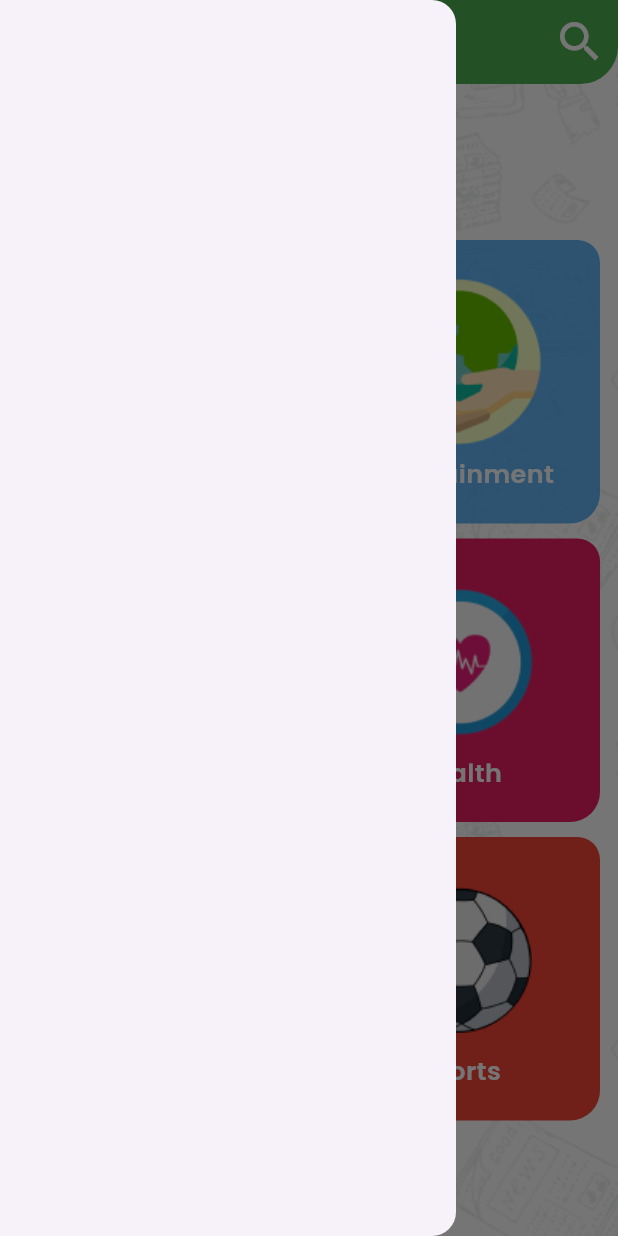
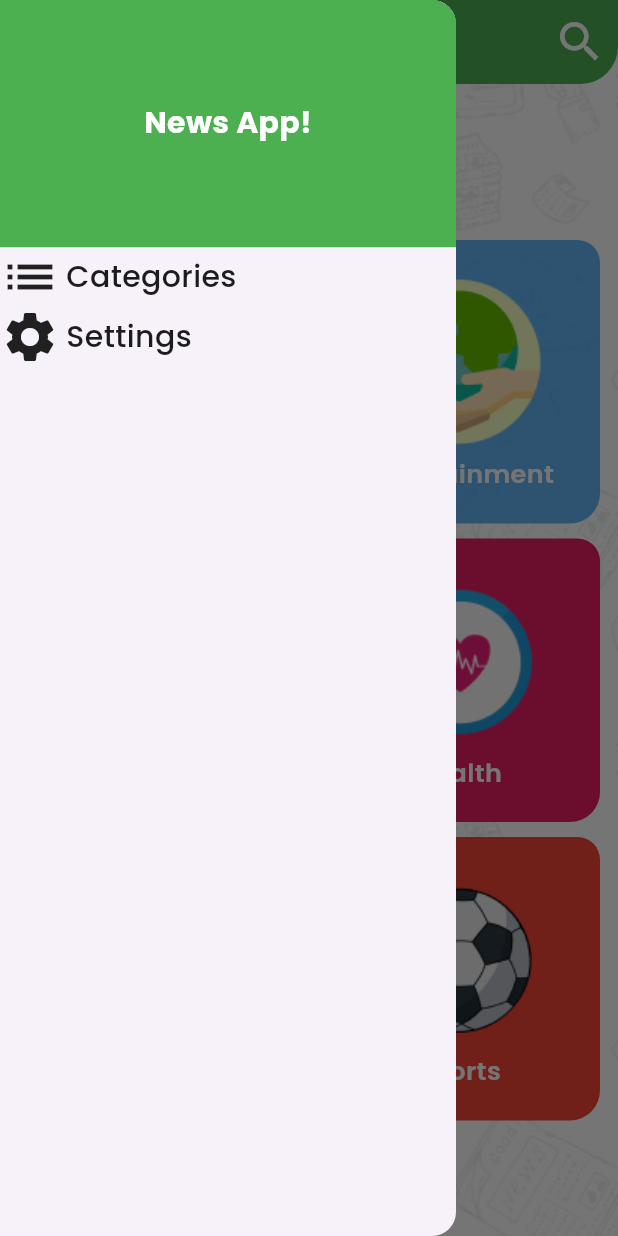
Before and after one commit to youssefemadeldn/news_app, a Flutter app: the screen it shows after launch, with the side drawer open, on a phone screen of 412 x 824 dp. Run offline on Flutter 3.47's test engine with Material 3 defaults, Android fonts, the phone set to English and light mode, and no system bars; our stand-ins replace cached_network_image, google_fonts.

Commit message:
finish drawer

```diff
--- a/lib/views/home_view.dart
+++ b/lib/views/home_view.dart
@@ -2,6 +2,7 @@ import 'package:flutter/material.dart';
 import 'package:news_app/apis/api.dart';
 import 'package:news_app/widgets/category_fragment.dart';
 import 'package:news_app/widgets/display_news.dart';
+import 'package:news_app/widgets/home_drawer.dart';
 import 'package:news_app/widgets/tab_widget.dart';
 
 class HomPage extends StatefulWidget {
@@ -30,7 +31,7 @@ class _HomPageState extends State<HomPage> {
       ),
       child: Scaffold(
         backgroundColor: Colors.transparent,
-        drawer: Drawer(),
+        drawer: HomeDrawer(),
         appBar: AppBar(
           centerTitle: true,
           actions: [
@@ -69,6 +70,7 @@ class _HomPageState extends State<HomPage> {
 
 
 
+
 /*
 
  FutureBuilder(
--- /dev/null
+++ b/lib/widgets/home_drawer.dart
@@ -0,0 +1,76 @@
+import 'package:flutter/material.dart';
+import 'package:google_fonts/google_fonts.dart';
+
+class HomeDrawer extends StatelessWidget {
+  const HomeDrawer({
+    super.key,
+  });
+
+  @override
+  Widget build(BuildContext context) {
+    return Drawer(
+      child: Container(
+        child: Column(
+          children: [
+            Container(
+              alignment: Alignment.center,
+              width: double.infinity,
+              height: MediaQuery.of(context).size.height * .2,
+              color: Colors.green,
+              child: Text(
+                "News App!",
+                style: GoogleFonts.poppins(
+                  fontWeight: FontWeight.w700,
+                  fontSize: 20,
+                  color: Colors.white,
+                ),
+              ),
+            ),
+            InkWell(
+              onTap: () {},
+              child: Row(
+                children: [
+                  const Icon(
+                    Icons.list,
+                    size: 40,
+                  ),
+                  SizedBox(
+                    width: MediaQuery.of(context).size.width * .01,
+                  ),
+                  Text(
+                    "Categories",
+                    style: GoogleFonts.poppins(
+                      fontWeight: FontWeight.w500,
+                      fontSize: 20,
+                    ),
+                  ),
+                ],
+              ),
+            ),
+            InkWell(
+              onTap: () {},
+              child: Row(
+                children: [
+                  const Icon(
+                    Icons.settings,
+                    size: 40,
+                  ),
+                  SizedBox(
+                    width: MediaQuery.of(context).size.width * .01,
+                  ),
+                  Text(
+                    "Settings",
+                    style: GoogleFonts.poppins(
+                      fontWeight: FontWeight.w500,
+                      fontSize: 20,
+                    ),
+                  ),
+                ],
+              ),
+            ),
+          ],
+        ),
+      ),
+    );
+  }
+}
```
